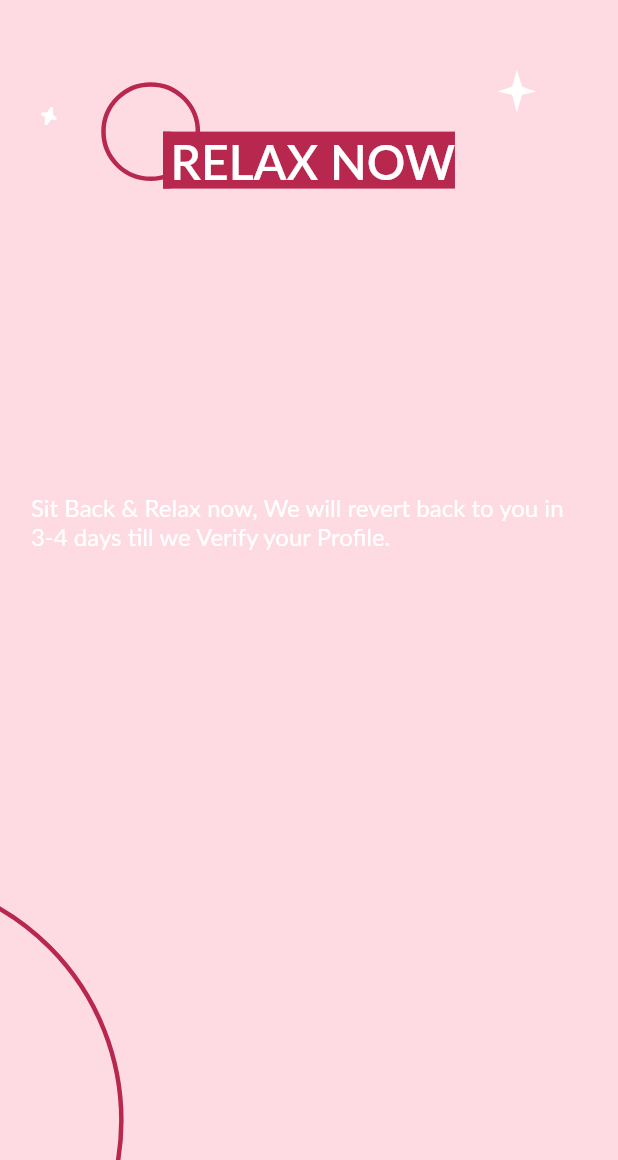
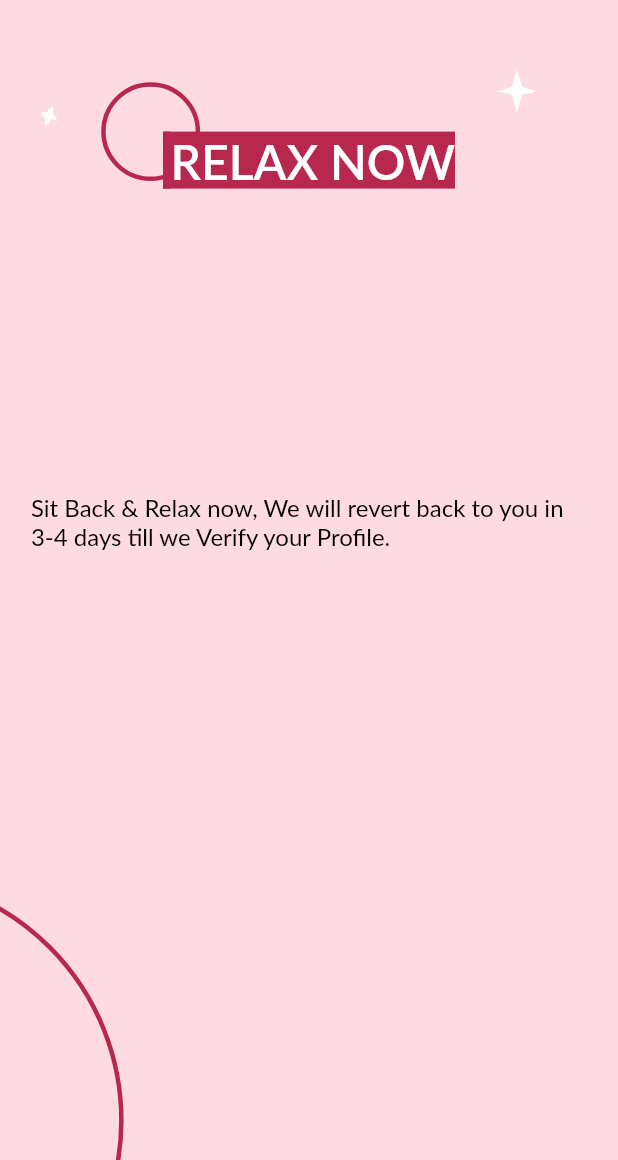
Before and after one commit to VPATEL007/HairGarden, a Flutter app: the relaxnow_page screen opened directly, on a phone screen of 412 x 824 dp, the part 76-1236 px from its top. Run offline on Flutter 3.47's test engine with Material 2 defaults, Android fonts, the phone set to English and light mode, and no system bars; our stand-ins replace date_picker_timeline, dio, dropdown_button2, firebase_core, firebase_messaging, flutter_local_notifications and 7 more; accounts and stored records are empty; Roboto replaces fonts that are missing (Lato); project files that could hold a hidden picture were left out.

Commit message:
code push

```diff
--- a/lib/EMPLOYEE/relaxnow_page.dart
+++ b/lib/EMPLOYEE/relaxnow_page.dart
@@ -8,6 +8,7 @@ import 'package:hairgardenemployee/COMMON/size_config.dart';
 import 'package:hairgardenemployee/COMMON/font_style.dart';
 import 'package:hairgardenemployee/EMPLOYEE/emp_bottombar.dart';
 import 'package:hairgardenemployee/auth/Screens/login_page.dart';
+
 class relaxnow_page extends StatefulWidget {
   const relaxnow_page({Key? key}) : super(key: key);
 
@@ -18,23 +19,28 @@ class relaxnow_page extends StatefulWidget {
 class _relaxnow_pageState extends State<relaxnow_page> {
   @override
   Widget build(BuildContext context) {
-    AppBar appbar=AppBar(
+    AppBar appbar = AppBar(
       backgroundColor: Colors.transparent,
       elevation: 0,
       automaticallyImplyLeading: false,
       title: Row(
         children: [
-          const Image(image:AssetImage( "assets/images/HG_logo_small.png" )),
-          SizedBox(width: SizeConfig.screenWidth*0.2,),
-          Container(
-              height: SizeConfig.screenHeight*0.015,
-              width: SizeConfig.screenWidth*0.03,
-              child: const Image(image:AssetImage( "assets/images/star.png" ),fit: BoxFit.fill,)),
+          const Image(image: AssetImage("assets/images/HG_logo_small.png")),
+          SizedBox(
+            width: SizeConfig.screenWidth * 0.2,
+          ),
+          SizedBox(
+              height: SizeConfig.screenHeight * 0.015,
+              width: SizeConfig.screenWidth * 0.03,
+              child: const Image(
+                image: AssetImage("assets/images/star.png"),
+                fit: BoxFit.fill,
+              )),
         ],
       ),
     );
-    return  WillPopScope(
-      onWillPop: (){
+    return WillPopScope(
+      onWillPop: () {
         Get.to(const login_page());
         return Future.value(false);
       },
@@ -45,23 +51,23 @@ class _relaxnow_pageState extends State<relaxnow_page> {
           behavior: NoGlow(),
           child: SingleChildScrollView(
             physics: const ClampingScrollPhysics(),
-            child: Container(
-              height:SizeConfig.screenHeight - (MediaQuery.of(context).padding.top + kToolbarHeight),
+            child: SizedBox(
+              height: SizeConfig.screenHeight -
+                  (MediaQuery.of(context).padding.top + kToolbarHeight),
               width: SizeConfig.screenWidth,
               child: Stack(
                   clipBehavior: Clip.none,
                   alignment: Alignment.bottomLeft,
-                  children:[
+                  children: [
                     Positioned(
-                      top: SizeConfig.screenHeight*0.5,
-                      left:- SizeConfig.screenWidth*0.6 ,
+                      top: SizeConfig.screenHeight * 0.5,
+                      left: -SizeConfig.screenWidth * 0.6,
                       child: Container(
-                        height: SizeConfig.screenHeight*0.8,
-                        width: SizeConfig.screenWidth*0.8,
+                        height: SizeConfig.screenHeight * 0.8,
+                        width: SizeConfig.screenWidth * 0.8,
                         decoration: BoxDecoration(
                             shape: BoxShape.circle,
-                            border: Border.all(color:yellow_col,width: 3)
-                        ),
+                            border: Border.all(color: yellow_col, width: 3)),
                       ),
                     ),
                     Column(
@@ -69,93 +75,103 @@ class _relaxnow_pageState extends State<relaxnow_page> {
                       mainAxisAlignment: MainAxisAlignment.start,
                       crossAxisAlignment: CrossAxisAlignment.start,
                       children: [
-
-                        SizedBox(height: SizeConfig.screenHeight*0.1,),
+                        SizedBox(
+                          height: SizeConfig.screenHeight * 0.1,
+                        ),
 
                         //RELAX NOW
                         Center(
-                            child:  Stack(
+                            child: Stack(
                                 clipBehavior: Clip.none,
                                 alignment: Alignment.topLeft,
-                                children:[
+                                children: [
                               Container(
                                   padding: const EdgeInsets.only(left: 5),
                                   color: common_color,
-                                      child: const Text("",style: TextStyle(fontSize: 32,fontFamily: 'Lato',color: Colors.white,fontWeight: FontWeight.w600),
-                                      )
-                                  ),
+                                  child: const Text(
+                                    "",
+                                    style: TextStyle(
+                                        fontSize: 32,
+                                        fontFamily: 'Lato',
+                                        color: Colors.white,
+                                        fontWeight: FontWeight.w600),
+                                  )),
                               //LEFT STAR
                               Positioned(
-                                      top: -SizeConfig.screenHeight*0.02,
-                                      left: -SizeConfig.screenWidth*0.23,
-                                      child: Container(
-                                          height: SizeConfig.screenHeight*0.015,
-                                          width: SizeConfig.screenWidth*0.09,
-                                          child: SvgPicture.asset("assets/images/lest_star.svg"))
-                                  ),
+                                  top: -SizeConfig.screenHeight * 0.02,
+                                  left: -SizeConfig.screenWidth * 0.23,
+                                  child: SizedBox(
+                                      height: SizeConfig.screenHeight * 0.015,
+                                      width: SizeConfig.screenWidth * 0.09,
+                                      child: SvgPicture.asset(
+                                          "assets/images/lest_star.svg"))),
 
                               //BIG STAR
                               Positioned(
-                                      top: -SizeConfig.screenHeight*0.05,
-                                      right: -SizeConfig.screenWidth*0.14,
-                                      child: Container(
-                                          height: SizeConfig.screenHeight*0.035,
-                                          width: SizeConfig.screenWidth*0.08,
-                                          child: SvgPicture.asset("assets/images/big_star_svg.svg"))
-                                  ),
+                                  top: -SizeConfig.screenHeight * 0.05,
+                                  right: -SizeConfig.screenWidth * 0.14,
+                                  child: SizedBox(
+                                      height: SizeConfig.screenHeight * 0.035,
+                                      width: SizeConfig.screenWidth * 0.08,
+                                      child: SvgPicture.asset(
+                                          "assets/images/big_star_svg.svg"))),
 
                               //CIRCLE
                               Positioned(
-                                    top: -SizeConfig.screenHeight*0.04,
-                                    left: -SizeConfig.screenWidth*0.1,
+                                top: -SizeConfig.screenHeight * 0.04,
+                                left: -SizeConfig.screenWidth * 0.1,
                                 child: Container(
-                                      height: SizeConfig.screenHeight*0.08,
-                                      width: SizeConfig.screenWidth*0.16,
+                                  height: SizeConfig.screenHeight * 0.08,
+                                  width: SizeConfig.screenWidth * 0.16,
                                   decoration: BoxDecoration(
                                       shape: BoxShape.circle,
-                                          border: Border.all(color:yellow_col,width: 3)
-                                      ),
+                                      border: Border.all(
+                                          color: yellow_col, width: 3)),
                                 ),
                               ),
                               Positioned(
-                                    top: -SizeConfig.screenHeight*0.002,
-                                    left: SizeConfig.screenWidth*0.008,
+                                top: -SizeConfig.screenHeight * 0.002,
+                                left: SizeConfig.screenWidth * 0.008,
                                 child: Container(
-                                      height: SizeConfig.screenHeight*0.04,
-                                      width: SizeConfig.screenWidth*0.1,
+                                  height: SizeConfig.screenHeight * 0.04,
+                                  width: SizeConfig.screenWidth * 0.1,
                                   color: Colors.transparent,
                                 ),
                               ),
                               Container(
                                   padding: const EdgeInsets.only(left: 5),
                                   color: common_color,
-                                      child: const Text("RELAX NOW",style: TextStyle(fontSize: 32,fontFamily: 'Lato',color: Colors.white,fontWeight: FontWeight.w600),
-                                      )
-                                  ),
-                                ]
-                            )
-                        ),
+                                  child: const Text(
+                                    "RELAX NOW",
+                                    style: TextStyle(
+                                        fontSize: 32,
+                                        fontFamily: 'Lato',
+                                        color: Colors.white,
+                                        fontWeight: FontWeight.w600),
+                                  )),
+                            ])),
                         const Spacer(),
 
                         //ALREADY ACCOUNT
                         Center(
-                          child: Container(
-                            width: SizeConfig.screenWidth*0.9,
+                          child: SizedBox(
+                            width: SizeConfig.screenWidth * 0.9,
                             child: GestureDetector(
-                                onTap: (){
+                                onTap: () {
                                   Get.to(emp_bottombar(pasindx: 0));
                                 },
-                                child: Text("Sit Back & Relax now, We will revert back to you in 3-4 days till we Verify your Profile.",style: font_style.white_400_16,)),
+                                child: Text(
+                                  "Sit Back & Relax now, We will revert back to you in 3-4 days till we Verify your Profile.",
+                                  style: font_style.white_400_16
+                                      .copyWith(color: Colors.black),
+                                )),
                           ),
                         ),
                         const Spacer(),
                         const Spacer(),
-
                       ],
                     ),
-
-                  ]
-              ),
+                  ]),
             ),
           ),
         ),
--- a/lib/api_services/api_services.dart
+++ b/lib/api_services/api_services.dart
@@ -144,7 +144,7 @@ class api_services {
 
   Future<StaffRatingModel> getAllRatingData(String staffId) async {
     final user_form = FormData();
-
+    log("Staff ID===${staffId}");
     user_form.fields.add(MapEntry("staff_id", staffId));
     // user_form.fields.add(MapEntry("type", 'Confirmed'));
 
--- a/lib/auth/model/staff_login_model.dart
+++ b/lib/auth/model/staff_login_model.dart
@@ -86,7 +86,7 @@ class Data {
     parentId = json['parent_id'].toString();
     referCode = json['refer_code'];
     roleId = json['role_id'];
-    pincode = json['pincode'];
+    pincode = json['pincode'].toString();
     address = json['address'];
     createAt = json['create_at'];
     updatedAt = json['updated_at'];
```
Also changed, not shown: lib/EMPLOYEE/Your_Reviews/Screens/your_reviews.dart (+8 -9 lines), lib/auth/Screens/login_page.dart (+7 -1 lines), lib/main.dart (+3 -8 lines), 1 other file. Lines whose indentation alone changed are shown as unchanged.
